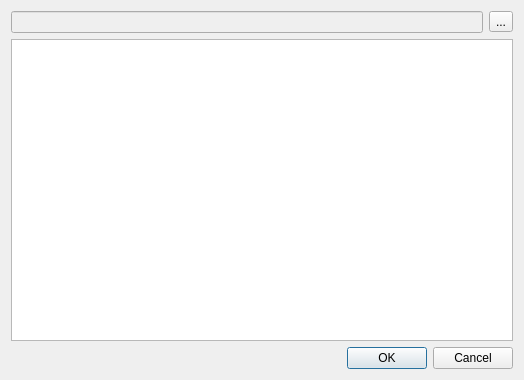
Old version of the form src/dialogs/importmbcdialog.ui in the repository ModbusScope/ModbusScope.
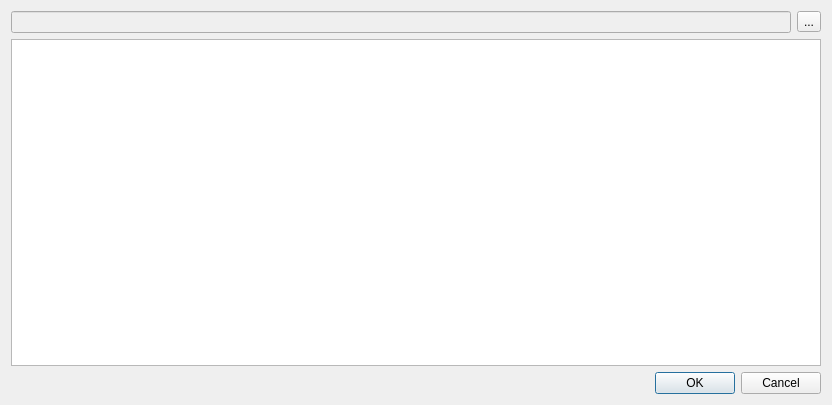
New version of the form.

```diff
--- a/src/dialogs/importmbcdialog.ui
+++ b/src/dialogs/importmbcdialog.ui
@@ -6,8 +6,8 @@
    <rect>
     <x>0</x>
     <y>0</y>
-    <width>524</width>
-    <height>380</height>
+    <width>832</width>
+    <height>405</height>
    </rect>
   </property>
   <property name="windowTitle">
```
Left out of the diff: 2 changed lines with no effect on the pictures.
